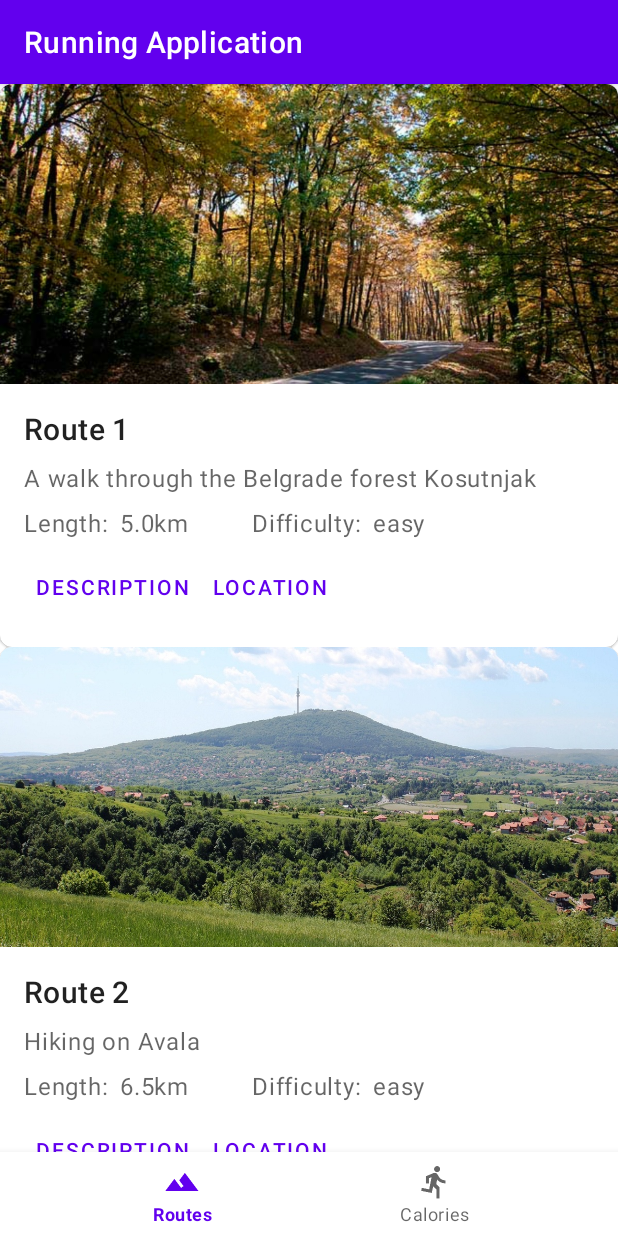
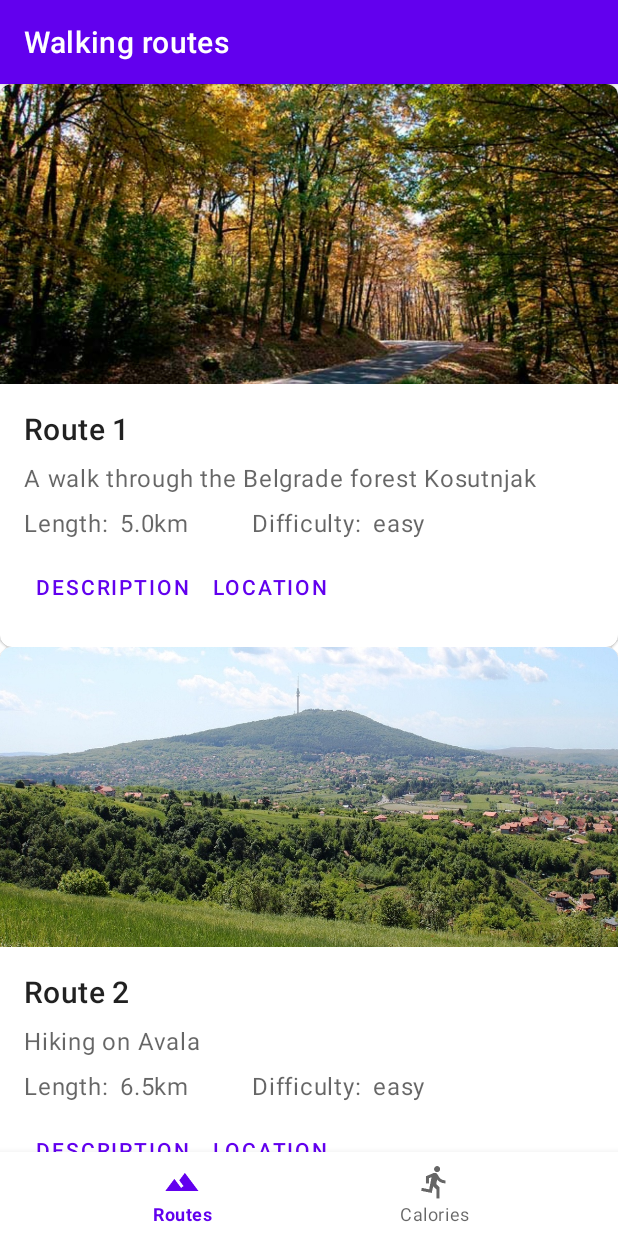
Before and after one commit to kostaDimitrijevic/RunningApplication, an Android app: the screen it shows after launch (MainActivity), after a tap on "LOCATION", on a phone screen of 412 x 824 dp. Run offline under Robolectric (Android 15) with nearby library versions, the phone set to English and light mode, and no system bars.

Commit message:
toolbar changed

```diff
--- a/app/src/main/java/com/example/runningapplication/routes/RouteAdapter.java
+++ b/app/src/main/java/com/example/runningapplication/routes/RouteAdapter.java
@@ -6,13 +6,9 @@ import android.view.LayoutInflater;
 import android.view.ViewGroup;
 
 import androidx.annotation.NonNull;
-import androidx.lifecycle.ViewModelProvider;
 import androidx.recyclerview.widget.RecyclerView;
 
-import com.example.runningapplication.MainActivity;
 import com.example.runningapplication.databinding.ViewHolderRouteBinding;
-
-import java.util.List;
 
 public class RouteAdapter extends RecyclerView.Adapter<RouteAdapter.RouteViewHolder> {
 
@@ -20,14 +16,14 @@ public class RouteAdapter extends RecyclerView.Adapter<RouteAdapter.RouteViewHol
         void Invoke(T parameter);
     }
 
-    private final MainActivity mainActivity;
     private final RouteViewModel routeViewModel;
-    private final Callback<Integer> callback;
+    private final Callback<Integer> callbackDescription;
+    private final Callback<Integer> callbackLocation;
 
-    public RouteAdapter(MainActivity mainActivity, Callback<Integer> callback){
-        this.mainActivity = mainActivity;
-        this.routeViewModel = new ViewModelProvider(mainActivity).get(RouteViewModel.class);
-        this.callback = callback;
+    public RouteAdapter(RouteViewModel routeViewModel, Callback<Integer> callback, Callback<Integer> callbackLocation){
+        this.routeViewModel = routeViewModel;
+        this.callbackDescription = callback;
+        this.callbackLocation = callbackLocation;
     }
 
     @NonNull
@@ -75,21 +71,12 @@ public class RouteAdapter extends RecyclerView.Adapter<RouteAdapter.RouteViewHol
 //
 //                mainActivity.startActivity(intent);
 
-                callback.Invoke(routeIndex);
+                callbackDescription.Invoke(routeIndex);
             });
 
             binding.routeButtonLocation.setOnClickListener(view -> {
                 int routeIndex = getAdapterPosition();
-                String locationString = routeViewModel.getRoutes().get(routeIndex).getLocation();
-                locationString = locationString.replace(" ", "20%");
-                locationString = locationString.replace(",", "%2C");
-                Uri locationUri = Uri.parse("geo:0,0?q=" + locationString);
-
-                Intent intent = new Intent();
-                intent.setAction(Intent.ACTION_VIEW);
-                intent.setData(locationUri);
-
-                mainActivity.startActivity(intent);
+                callbackLocation.Invoke(routeIndex);
             });
         }
     }
--- a/app/src/main/java/com/example/runningapplication/routes/RouteBrowseFragment.java
+++ b/app/src/main/java/com/example/runningapplication/routes/RouteBrowseFragment.java
@@ -1,5 +1,7 @@
 package com.example.runningapplication.routes;
 
+import android.content.Intent;
+import android.net.Uri;
 import android.os.Bundle;
 
 import androidx.annotation.NonNull;
@@ -49,7 +51,7 @@ public class RouteBrowseFragment extends Fragment {
     }
 
     @Override
-    public View onCreateView(LayoutInflater inflater, ViewGroup container,
+    public View onCreateView(@NonNull LayoutInflater inflater, ViewGroup container,
                              Bundle savedInstanceState) {
 
         binding = FragmentRouteBrowseBinding.inflate(inflater, container, false);
@@ -62,11 +64,25 @@ public class RouteBrowseFragment extends Fragment {
 //            }
 //        });
 
-        RouteAdapter routeAdapter = new RouteAdapter(parentActivity, routeIndex -> {
-            RouteBrowseFragmentDirections.ActionShowRouteDetails action = RouteBrowseFragmentDirections.actionShowRouteDetails();
-            action.setRouteIndex(routeIndex);
-            navController.navigate(action);
-        });
+        RouteAdapter routeAdapter = new RouteAdapter(routeViewModel,
+                routeIndex -> {
+                    RouteBrowseFragmentDirections.ActionShowRouteDetails action = RouteBrowseFragmentDirections.actionShowRouteDetails();
+                    action.setRouteIndex(routeIndex);
+                    navController.navigate((NavDirections) action);
+                },
+                routeIndex ->{
+                    String locationString = routeViewModel.getRoutes().get(routeIndex).getLocation();
+                    locationString = locationString.replace(" ", "20%");
+                    locationString = locationString.replace(",", "%2C");
+                    Uri locationUri = Uri.parse("geo:0,0?q=" + locationString);
+
+                    Intent intent = new Intent();
+                    intent.setAction(Intent.ACTION_VIEW);
+                    intent.setData(locationUri);
+
+                    parentActivity.startActivity(intent);
+                }
+        );
 
         binding.recyclerView.setHasFixedSize(true);
         binding.recyclerView.setAdapter(routeAdapter);
--- a/app/src/main/res/layout/fragment_route_browse.xml
+++ b/app/src/main/res/layout/fragment_route_browse.xml
@@ -6,10 +6,22 @@
     android:layout_height="match_parent"
     tools:context=".routes.RouteBrowseFragment">
 
+    <com.google.android.material.appbar.MaterialToolbar
+        android:id="@+id/toolbar"
+        style="@style/Widget.MaterialComponents.Toolbar.Primary"
+        android:layout_width="match_parent"
+        android:layout_height="wrap_content"
+        app:layout_constraintTop_toTopOf="parent"
+        app:layout_constraintBottom_toTopOf="@id/recycler_view"
+        app:title="@string/route_toolbar_label"
+        />
+
     <androidx.recyclerview.widget.RecyclerView
         android:id="@+id/recycler_view"
         android:layout_width="match_parent"
-        android:layout_height="match_parent"
+        android:layout_height="0dp"
+        app:layout_constraintBottom_toBottomOf="parent"
+        app:layout_constraintTop_toBottomOf="@id/toolbar"
         tools:listitem="@layout/view_holder_route"
         tools:itemCount="2"/>
 
--- a/app/src/main/res/values-night/themes.xml
+++ b/app/src/main/res/values-night/themes.xml
@@ -1,6 +1,6 @@
 <resources xmlns:tools="http://schemas.android.com/tools">
     <!-- Base application theme. -->
-    <style name="Theme.RunningApplication" parent="Theme.MaterialComponents.DayNight.DarkActionBar">
+    <style name="Theme.RunningApplication" parent="Theme.MaterialComponents.DayNight.NoActionBar">
         <!-- Primary brand color. -->
         <item name="colorPrimary">@color/purple_200</item>
         <item name="colorPrimaryVariant">@color/purple_700</item>
--- a/app/src/main/res/values/strings.xml
+++ b/app/src/main/res/values/strings.xml
@@ -22,6 +22,7 @@
     <string name="main_button_label_browse">Browse routes</string>
 
     <!-- Route -->
+    <string name="route_toolbar_label">Walking routes</string>
     <string name="route_button_label_description">Description</string>
     <string name="route_button_label_location">Location</string>
     <string name="main_navigation_label_routes">Routes</string>
--- a/app/src/main/res/values/themes.xml
+++ b/app/src/main/res/values/themes.xml
@@ -1,6 +1,6 @@
 <resources xmlns:tools="http://schemas.android.com/tools">
     <!-- Base application theme. -->
-    <style name="Theme.RunningApplication" parent="Theme.MaterialComponents.DayNight.DarkActionBar">
+    <style name="Theme.RunningApplication" parent="Theme.MaterialComponents.DayNight.NoActionBar">
         <!-- Primary brand color. -->
         <item name="colorPrimary">@color/purple_500</item>
         <item name="colorPrimaryVariant">@color/purple_700</item>
--- a/build.gradle
+++ b/build.gradle
@@ -7,8 +7,7 @@ buildscript {
     dependencies {
         classpath "com.android.tools.build:gradle:4.1.3"
 
-        def nav_version = "2.3.1"
-        classpath "androidx.navigation:navigation-safe-args-gradle-plugin:$nav_version"
+        classpath "androidx.navigation:navigation-safe-args-gradle-plugin:2.5.1"
     }
 }
 
```
